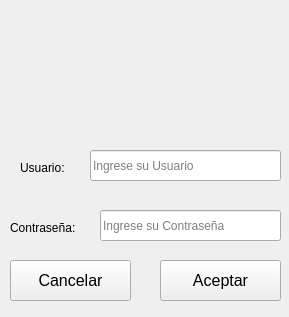
Qt form ui/login.ui (LeandroMuzalski1843/Proyecto_Final_Practicas_II) before a commit.
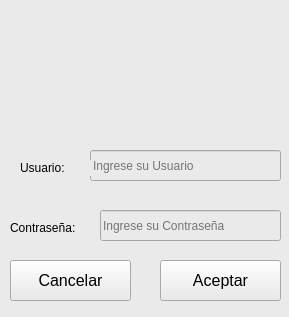
The same form after that commit. Icons and pictures are not drawn.

The edit to the form file:
```diff
--- a/ui/login.ui
+++ b/ui/login.ui
@@ -13,6 +13,10 @@
   <property name="windowTitle">
    <string>Form</string>
   </property>
+  <property name="styleSheet">
+   <string notr="true">
+background-color: rgb(234, 234, 234);</string>
+  </property>
   <widget class="QLabel" name="label_2">
    <property name="geometry">
     <rect>
```
